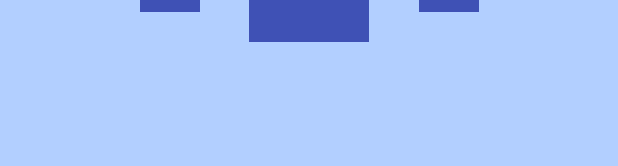
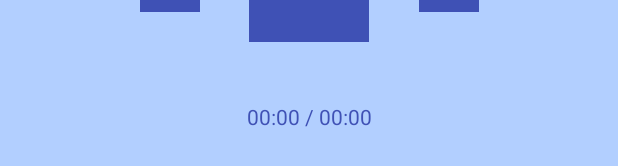
Before and after one commit to alexolteanu/EduMediaPlayer, an Android app: the layout screen_playback.xml on its own in the app's theme, with its tools: preview values and no code run, on a phone screen of 412 x 824 dp. Shown: the part 453-619 px from the top of the screen. Run offline under Robolectric (Android 15) with nearby library versions, the phone set to English and light mode, and no system bars.

Commit message:
adding a timer on the playback screen

```diff
--- a/app/src/main/res/layout/screen_playback.xml
+++ b/app/src/main/res/layout/screen_playback.xml
@@ -89,4 +89,20 @@
         app:layout_constraintStart_toStartOf="parent"
         app:layout_constraintTop_toTopOf="@+id/constraintLayout" />
 
+    <TextView
+        android:id="@+id/time"
+        android:layout_width="wrap_content"
+        android:layout_height="wrap_content"
+        android:layout_marginTop="370dp"
+        android:text="00:00 / 00:00"
+        android:textSize="14dp"
+        android:textColor="@color/colorPrimary"
+        android:gravity="center_horizontal"
+        app:layout_constraintEnd_toEndOf="parent"
+        app:layout_constraintHorizontal_bias="0.5"
+        app:layout_constraintStart_toStartOf="parent"
+        app:layout_constraintTop_toTopOf="@+id/constraintLayout"
+        tools:layout_constraintLeft_creator="1"
+        tools:layout_constraintTop_creator="1" />
+
 </android.support.constraint.ConstraintLayout>
```
